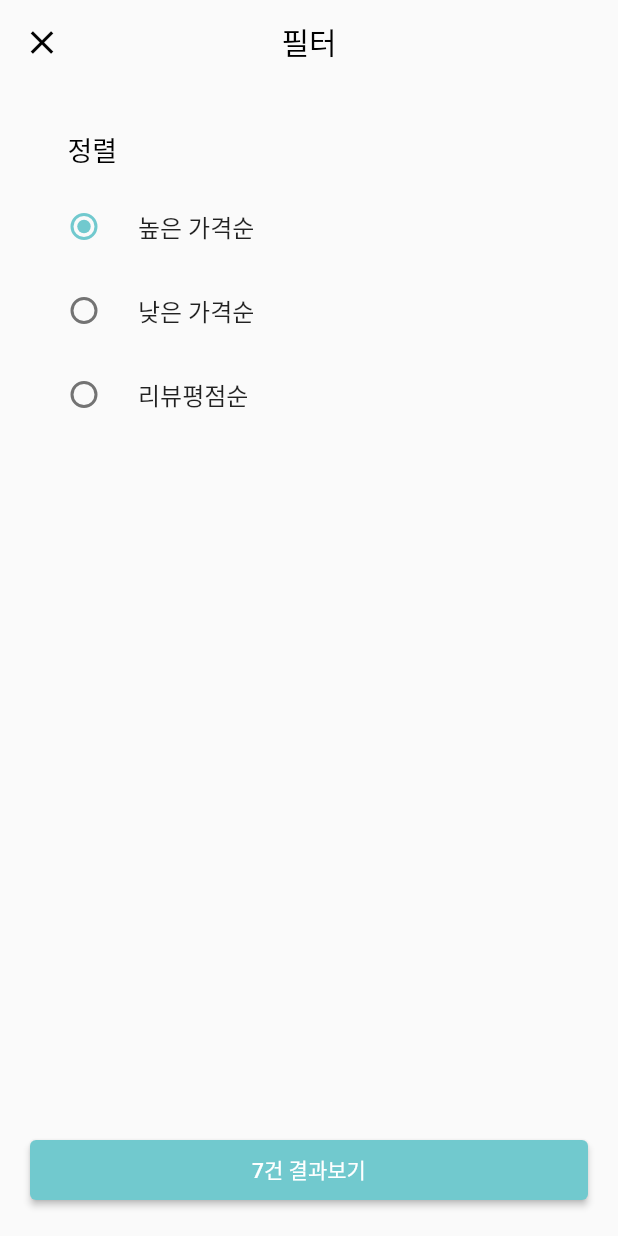
After one commit to clean17/Village-Front-Project, a Flutter app: the screen it shows after launch, on a phone screen of 412 x 824 dp. The commit adds this screen. Run offline on Flutter 3.47's test engine with Material 2 defaults, Android fonts, the phone set to English and light mode, and no system bars; our stand-ins replace flutter_riverpod, font_awesome_flutter, lottie; project files that could hold a hidden picture were left out.

Commit message:
필터링 페이지 초안

```diff
--- a/lib/core/style.dart
+++ b/lib/core/style.dart
@@ -4,6 +4,7 @@ import 'package:village/core/color.dart';
 const mgrey_text = TextStyle(fontSize: 16, color: Colors.black54);
 const msmall_grey_text = TextStyle(fontSize: 14, color: Colors.black54);
 const mplace_title = TextStyle(fontSize: 26, fontWeight: FontWeight.bold);
-const mblack_text = TextStyle(fontSize: 16);
+const mblack_text = TextStyle(fontSize: 16, color: Colors.black);
 const mprimary_text = TextStyle(fontSize: 16, color: kPrimaryColor);
-const mlarge_black_text = TextStyle(fontSize: 18);
+const mlarge_black_text = TextStyle(fontSize: 18, color: Colors.black);
+const mxlarge_black_text = TextStyle(fontSize: 20, color: Colors.black);
--- a/lib/main.dart
+++ b/lib/main.dart
@@ -1,6 +1,6 @@
 import 'package:flutter/material.dart';
 import 'package:flutter_riverpod/flutter_riverpod.dart';
-import 'package:village/view/pages/search/search_keyword_page.dart';
+import 'package:village/view/pages/search/search_filter_page.dart';
 
 void main() {
   runApp(
@@ -15,9 +15,10 @@ class MyApp extends StatelessWidget {
 
   @override
   Widget build(BuildContext context) {
-    return const MaterialApp(
+    return MaterialApp(
+      theme: ThemeData(primaryColor: Colors.white),
       debugShowCheckedModeBanner: false, // 화면에 디버그 제거
-      home: SearchKeywordPage(), // 클래스 분리
+      home: const SearchFilterPage(), // 클래스 분리
       // home: Scaffold(
       //   body: Container(
       //     child: const PlaceDetailPage(),
--- /dev/null
+++ b/lib/view/pages/search/search_filter_page.dart
@@ -0,0 +1,73 @@
+import 'package:flutter/material.dart';
+import 'package:village/core/color.dart';
+import 'package:village/core/style.dart';
+import 'package:village/view/widgets/bottom_button.dart';
+import 'package:village/view/widgets/simple_close_appbar.dart';
+
+class SearchFilterPage extends StatefulWidget {
+  const SearchFilterPage({super.key});
+
+  @override
+  State<SearchFilterPage> createState() => _SearchFilterPageState();
+}
+
+enum String { highCost, lowCost, highRate }
+
+class _SearchFilterPageState extends State<SearchFilterPage> {
+  String _string = String.highCost; // 라디오 버튼의 선택 초기화
+
+  @override
+  Widget build(BuildContext context) {
+    return Scaffold(
+      appBar: SimpleCloseAppbar(),
+      body: Padding(
+        padding: const EdgeInsets.all(20.0),
+        child: Column(children: [
+          Container(
+            margin: const EdgeInsets.only(left: 25, bottom: 10, top: 10),
+            alignment: Alignment.centerLeft,
+            child: const Text(
+              '정렬',
+              style: mlarge_black_text,
+            ),
+          ),
+          RadioListTile(
+            title: const Text("높은 가격순"),
+            activeColor: kPrimaryColor,
+            value: String.highCost,
+            groupValue: _string,
+            onChanged: (String? value) {
+              setState(() {
+                _string = value!;
+              });
+            },
+          ),
+          RadioListTile(
+            title: const Text("낮은 가격순"),
+            activeColor: kPrimaryColor,
+            value: String.lowCost,
+            groupValue: _string,
+            onChanged: (String? value) {
+              setState(() {
+                _string = value!;
+              });
+            },
+          ),
+          RadioListTile(
+            title: const Text("리뷰평점순"),
+            activeColor: kPrimaryColor,
+            value: String.highRate,
+            groupValue: _string,
+            onChanged: (String? value) {
+              setState(() {
+                _string = value!;
+              });
+            },
+          ),
+          const Spacer(),
+          const BottomButton(mWeith: double.infinity, text: '7건 결과보기'),
+        ]),
+      ),
+    );
+  }
+}
--- a/lib/view/widgets/bottom_button.dart
+++ b/lib/view/widgets/bottom_button.dart
@@ -5,9 +5,11 @@ class BottomButton extends StatelessWidget {
   const BottomButton({
     super.key,
     required this.mWeith,
+    required this.text,
   });
 
   final double mWeith;
+  final String text;
 
   @override
   Widget build(BuildContext context) {
@@ -15,9 +17,9 @@ class BottomButton extends StatelessWidget {
       style: ElevatedButton.styleFrom(
           backgroundColor: kPrimaryColor, minimumSize: Size(mWeith * 0.8, 40)),
       onPressed: () {},
-      child: const Text(
-        '예약하기',
-        style: TextStyle(),
+      child: Text(
+        text,
+        style: const TextStyle(),
       ),
     );
   }
--- /dev/null
+++ b/lib/view/widgets/simple_close_appbar.dart
@@ -0,0 +1,22 @@
+import 'package:flutter/material.dart';
+import 'package:village/core/style.dart';
+
+AppBar SimpleCloseAppbar() {
+  return AppBar(
+    leading: IconButton(
+      icon: const Icon(
+        Icons.close,
+        size: 26,
+      ),
+      onPressed: () {},
+      color: Colors.black,
+    ),
+    centerTitle: true,
+    title: const Text(
+      '필터',
+      style: mxlarge_black_text,
+    ),
+    backgroundColor: Colors.transparent,
+    elevation: 0.0,
+  );
+}
```
Also changed, not shown: lib/view/pages/place/place_detail_page.dart (+5 -2 lines), lib/view/pages/radio_buttons.dart (added, +79 -0 lines).
